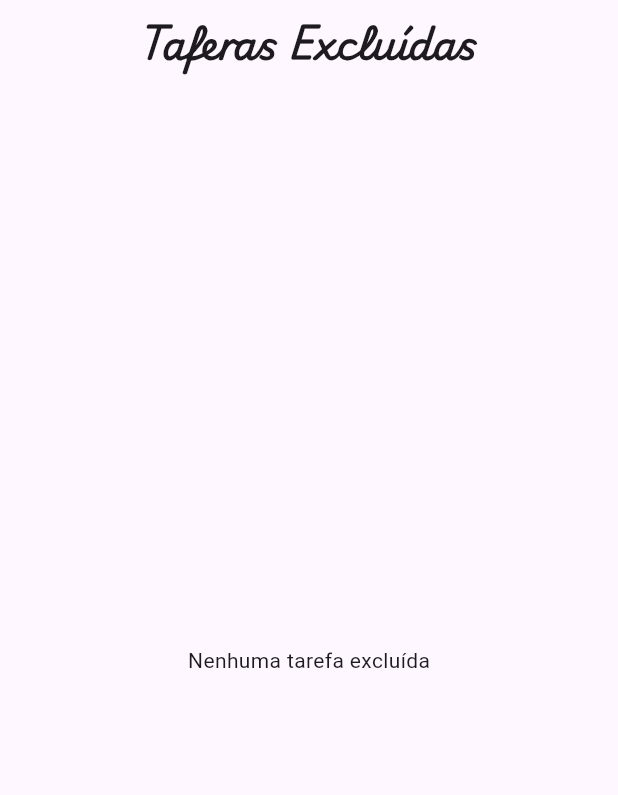
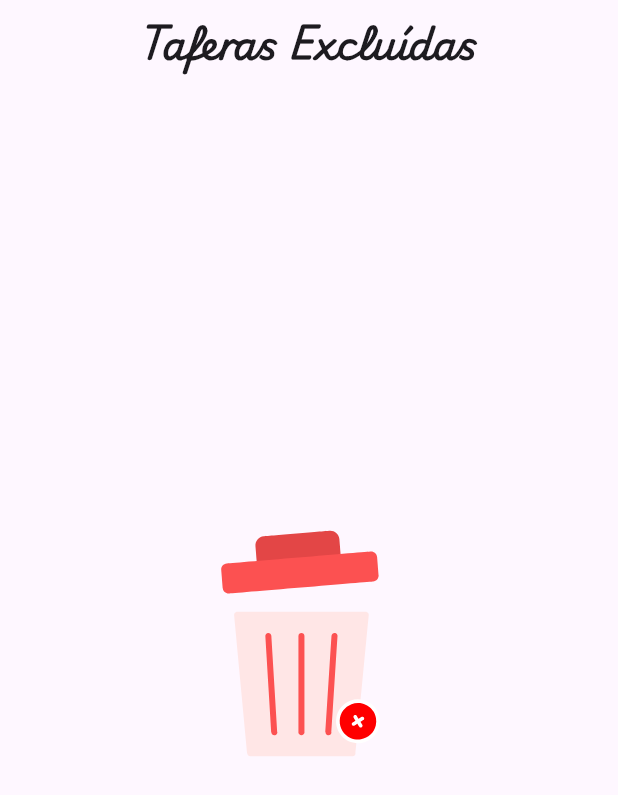
Before and after one commit to ManoelASNeto/challenge_tpc, a Flutter app: the TasksDeletedPage screen opened by its route, on a phone screen of 412 x 824 dp. Shown: the top 795 px of the screen. Run offline on Flutter 3.47's test engine with Material 3 defaults, Android fonts, the phone set to English and light mode, and no system bars; our stand-ins replace bloc, equatable, flutter_bloc, get_it, hive, lottie; missing offline and left inert: flutter_mdi_icons; accounts and stored records are empty; statements that could not run were skipped.

Commit message:
style tasks_deleted and bottomNaviBar

```diff
--- a/lib/core/utils/app_colors.dart
+++ b/lib/core/utils/app_colors.dart
@@ -2,8 +2,5 @@ import 'package:flutter/material.dart';
 
 class AppColors {
   static const Color primaryColor = Color(0xff4568dc);
-  static const List<Color> primaryGradientColor = [
-    Color(0xff4568dc),
-    Color(0xffb06ab3),
-  ];
+  static const Color backgroundColor = Color(0xfff2f2f2);
 }
--- a/lib/core/utils/app_strings.dart
+++ b/lib/core/utils/app_strings.dart
@@ -5,6 +5,7 @@ class AppStrings {
   static const taskErrorUpdate = 'Erro ao atualizar as tarefas:';
 
   static const title = 'Listas de Tarefas';
+  static const task = 'Tarefas';
   static const myTasks = 'Minhas Tarefas';
   static const tasksDeleteds = 'Taferas Excluídas';
   static const addNewTask = 'Adicione uma nova Tarefa!';
@@ -13,4 +14,8 @@ class AppStrings {
 
   static const cancel = 'Cancelar';
   static const add = 'Adicionar';
+  static const alertDelete = 'Excluir todas as tarefas?';
+  static const confirmDelete = 'Essa ação removerá permanentemente todas as tarefas excluídas.';
+  static const deleteAll = 'Excluir';
+  static const trash = 'Lixeira';
 }
--- a/lib/core/utils/apps_animation.dart
+++ b/lib/core/utils/apps_animation.dart
@@ -1,3 +1,4 @@
 class AppAnimations {
   static const animationTodo = 'assets/animation/todoList.json';
+  static const animationTrash = 'assets/animation/trash.json';
 }
--- a/lib/features/task/presentation/pages/tasks_deleted_page.dart
+++ b/lib/features/task/presentation/pages/tasks_deleted_page.dart
@@ -1,3 +1,6 @@
+import '../../../../core/utils/apps_animation.dart';
+import 'package:lottie/lottie.dart';
+
 import '../../../../core/utils/app_colors.dart';
 import '../../../../core/utils/app_strings.dart';
 import '../../../../core/utils/theme_extensions.dart';
@@ -40,7 +43,18 @@ class _TasksDeletedPageState extends State<TasksDeletedPage> {
             final deleted = state.tasks;
 
             if (deleted.isEmpty) {
-              return const Center(child: Text('Nenhuma tarefa excluída'));
+              return Center(
+                child: Column(
+                  mainAxisAlignment: MainAxisAlignment.center,
+                  children: [
+                    SizedBox(
+                      height: 200,
+                      width: 200,
+                      child: Lottie.asset(AppAnimations.animationTrash),
+                    ),
+                  ],
+                ),
+              );
             }
 
             return ListView.builder(
```
Also changed, not shown: assets/animation/trash.json (added, +1 -0 lines), lib/features/task/presentation/pages/task_list_page.dart (+4 -3 lines), lib/features/task/presentation/pages/task_page.dart (+5 -4 lines), lib/features/task/presentation/widgets/custom_bottom_navbar.dart (+18 -24 lines).
